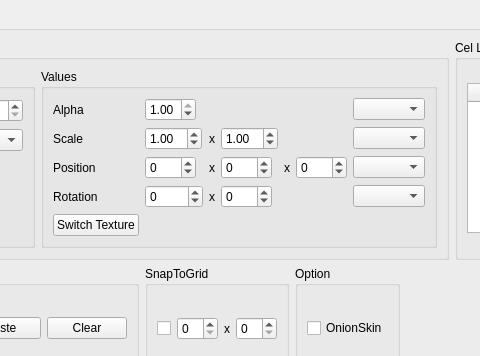
Qt form AnimationViewer/AnimationViewer.ui (wasedaigo/samancing-roga) before a commit; both pictures show x 160 to 640 and y 0 to 356 of the 838 by 490 pixel window.
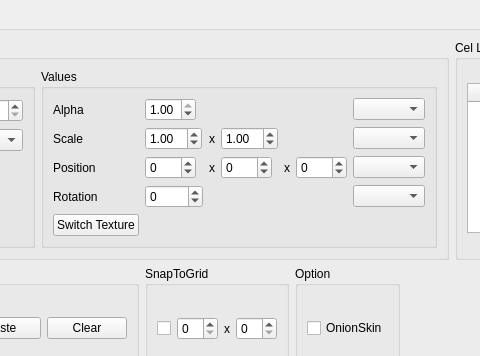
The same form after that commit. Icons and pictures are not drawn.

The edit to the form file:
```diff
--- a/AnimationViewer/AnimationViewer.ui
+++ b/AnimationViewer/AnimationViewer.ui
@@ -287,29 +287,6 @@
                   </property>
                  </widget>
                 </item>
-                <item row="3" column="3">
-                 <widget class="QSpinBox" name="rotationYSpinBox">
-                  <property name="sizePolicy">
-                   <sizepolicy hsizetype="Fixed" vsizetype="Fixed">
-                    <horstretch>0</horstretch>
-                    <verstretch>0</verstretch>
-                   </sizepolicy>
-                  </property>
-                  <property name="minimum">
-                   <number>-999</number>
-                  </property>
-                  <property name="maximum">
-                   <number>999</number>
-                  </property>
-                 </widget>
-                </item>
-                <item row="3" column="2">
-                 <widget class="QLabel" name="label9">
-                  <property name="text">
-                   <string>x</string>
-                  </property>
-                 </widget>
-                </item>
                 <item row="2" column="5">
                  <widget class="QSpinBox" name="positionZSpinBox">
                   <property name="sizePolicy">
```
